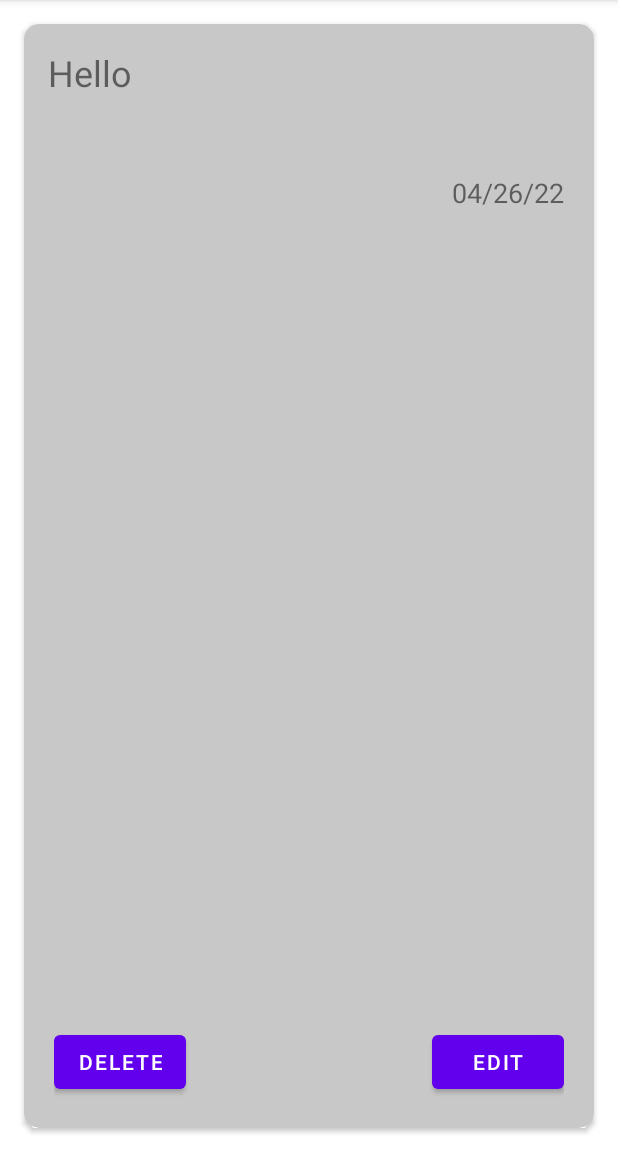
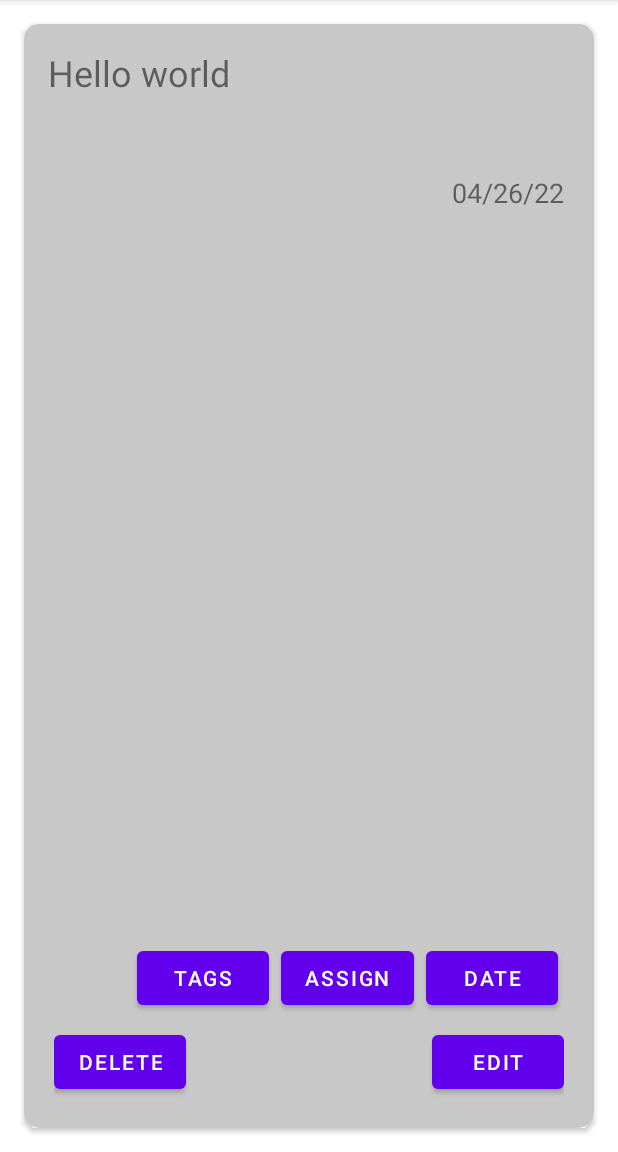
Before and after one commit to LordArugula/CS401-Project-3, an Android app: the PreviewCardFragment screen opened directly, with no data from a screen before it, on a phone screen of 412 x 824 dp, the part 84-1236 px from its top. Run offline under Robolectric (Android 15) with nearby library versions, the phone set to English and light mode, and no system bars.

Commit message:
Update card preview and edit fragments

```diff
--- a/app/src/main/res/layout/fragment_preview_card.xml
+++ b/app/src/main/res/layout/fragment_preview_card.xml
@@ -28,7 +28,7 @@
                     android:id="@+id/card_title"
                     android:layout_width="wrap_content"
                     android:layout_height="wrap_content"
-                    android:text="Hello"
+                    android:text="Hello world"
                     android:textSize="24sp" />
 
             </LinearLayout>
@@ -83,7 +83,7 @@
             android:layout_weight="1" />
 
         <LinearLayout
-            android:id="@+id/button_container"
+            android:id="@+id/button_container_1"
             android:layout_width="match_parent"
             android:layout_height="wrap_content"
             android:layoutDirection="rtl"
@@ -92,11 +92,45 @@
             android:padding="4dp">
 
             <Button
-                android:id="@+id/edit_card_button"
+                android:id="@+id/assign_date_button"
                 android:layout_width="wrap_content"
                 android:layout_height="wrap_content"
-                android:text="Edit"
-                android:onClick="editCard"/>
+                android:layout_marginHorizontal="4dp"
+                android:onClick="assignDate"
+                android:text="Date" />
+
+            <Button
+                android:id="@+id/assign_user_button"
+                android:layout_width="wrap_content"
+                android:layout_height="wrap_content"
+                android:layout_marginHorizontal="4dp"
+                android:onClick="assignUser"
+                android:text="Assign" />
+
+            <Button
+                android:id="@+id/edit_tags_button"
+                android:layout_width="wrap_content"
+                android:layout_height="wrap_content"
+                android:layout_marginHorizontal="4dp"
+                android:onClick="editTags"
+                android:text="Tags" />
+
+        </LinearLayout>
+
+        <LinearLayout
+            android:id="@+id/button_container_2"
+            android:layout_width="match_parent"
+            android:layout_height="wrap_content"
+            android:layoutDirection="rtl"
+            android:minHeight="36dp"
+            android:orientation="horizontal"
+            android:padding="4dp">
+
+            <Button
+                android:layout_width="wrap_content"
+                android:layout_height="wrap_content"
+                android:onClick="editCard"
+                android:text="Edit" />
 
             <Space
                 android:layout_width="0dp"
@@ -107,8 +141,8 @@
                 android:id="@+id/delete_card_button"
                 android:layout_width="wrap_content"
                 android:layout_height="wrap_content"
-                android:text="Delete"
-                android:onClick="deleteCard"/>
+                android:onClick="deleteCard"
+                android:text="Delete" />
 
         </LinearLayout>
 
```
Also changed, not shown: app/src/main/res/layout/fragment_edit_card.xml (+39 -1 lines).
